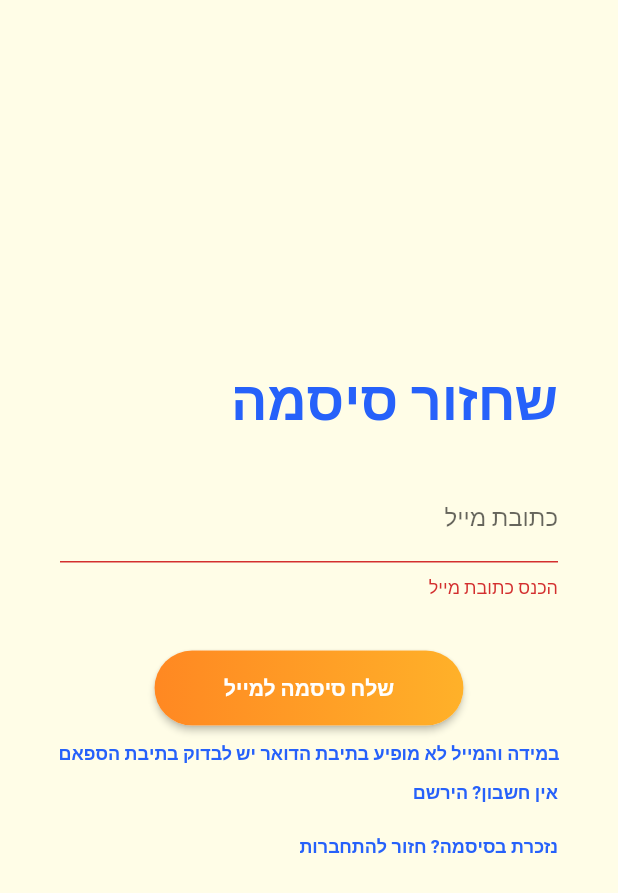
After one commit to ICST-Technion/WelliBe, a Flutter app: the screen it shows after launch, after a tap on "שכחת סיסמה?", after a tap on "שלח סיסמה למייל", on a phone screen of 412 x 824 dp. The commit adds this screen. Shown: the top 893 px of the screen. Run offline on Flutter 3.47's test engine with Material 2 defaults, Android fonts, the phone set to English and light mode, and no system bars; our stand-ins replace auto_size_text, cloud_firestore, firebase_auth, firebase_core, firebase_storage, table_calendar; missing offline and left inert: barcode_scan2, horizontal_center_date_picker; accounts and stored records are empty.

Commit message:
added forgot password page

```diff
--- a/lib/screens/authenticate/Login.dart
+++ b/lib/screens/authenticate/Login.dart
@@ -50,6 +50,7 @@ class LoginScreen extends StatelessWidget {
                     alignment: Alignment.center,
                     margin: EdgeInsets.symmetric(horizontal: 40),
                     child: TextFormField(
+                      textDirection: TextDirection.ltr,
                       decoration: const InputDecoration(
                           labelText: "כתובת מייל"
                       ),
@@ -84,7 +85,7 @@ class LoginScreen extends StatelessWidget {
                         }
                         if(val.isEmpty)
                           return 'הכנס סיסמה';
-                        if(val.length <= 8)
+                        if(val.length < 8)
                           return 'הסיסמה חייבת להיות באורך 8 תווים לפחות';
                         for(int i=0; i< val.length; i++){
                           if(val[i] == '\'' || val[i] == '\;' || val[i] == ' ')
@@ -102,13 +103,20 @@ class LoginScreen extends StatelessWidget {
                   Container(
                     alignment: Alignment.centerLeft,
                     margin: EdgeInsets.symmetric(horizontal: 40, vertical: 10),
-                    child: Text(
-                      "שכחת סיסמה?",
-                      style: TextStyle(
-                          fontSize: 12,
-                          color: Color(0XFF2661FA)
+                    child: GestureDetector(
+                      onTap: (){
+                        toggleView(3);
+                      },
+                      child: Text(
+                        "שכחת סיסמה?",
+                        style: TextStyle(
+                            fontSize: 12,
+                            fontWeight: FontWeight.bold,
+                            color: Color(0xFF2661FA)
+                        ),
                       ),
                     ),
+
                   ),
 
                   SizedBox(height: size.height * 0.05),
@@ -117,13 +125,13 @@ class LoginScreen extends StatelessWidget {
                     alignment: Alignment.center,
                     margin: EdgeInsets.symmetric(horizontal: 40, vertical: 10),
                     child: ElevatedButton(
-                      onPressed: () async { //
-                        //if (_formKey.currentState!.validate()){
+                      onPressed: () async {
+                        if (_formKey.currentState!.validate()){
                           dynamic result = await _auth.signInWithEmailAndPassword(email, password);
                           if(result==null){
                             print('could not sign in with credentials');
                           }
-                        //}
+                        }
                       },
                       style: ElevatedButton.styleFrom(
                         shape: RoundedRectangleBorder(borderRadius: BorderRadius.circular(80.0)),
@@ -159,7 +167,7 @@ class LoginScreen extends StatelessWidget {
                     margin: EdgeInsets.symmetric(horizontal: 40, vertical: 10),
                     child: GestureDetector(
                       onTap: (){
-                        toggleView();
+                        toggleView(2);
                       },
                       child: Text(
                         "אין חשבון? הירשם",
--- a/lib/screens/authenticate/authenticate.dart
+++ b/lib/screens/authenticate/authenticate.dart
@@ -1,6 +1,7 @@
 import 'package:flutter/material.dart';
 import 'package:wellibe_proj/screens/authenticate/Login.dart';
 import 'package:wellibe_proj/screens/authenticate/Register.dart';
+import 'package:wellibe_proj/screens/authenticate/forgot_pass.dart';
 import 'package:wellibe_proj/screens/authenticate/sign_in.dart';
 
 //the the sign in and registration screen
@@ -14,18 +15,23 @@ class Authenticate extends StatefulWidget {
 }
 
 class _AuthenticateState extends State<Authenticate>{
-  bool showSignIn = true;
-  void toggleView() {
-    setState(()=> showSignIn = !showSignIn);
+  int showSignIn = 1;
+  void toggleView(int nextView) {
+    if(nextView >= 1 || nextView <= 3)
+      setState(()=> showSignIn = nextView);
   }
+
 
   @override
   Widget build(BuildContext context) {
-    if(showSignIn){
+    if(showSignIn == 1){
       return LoginScreen(toggleView: toggleView);
     }
+    if(showSignIn == 2){
+      return RegisterScreen(toggleView: toggleView);
+    }
     else{
-      return RegisterScreen(toggleView: toggleView);
+      return ForgotPassScreen(toggleView: toggleView);
     }
   }
 }
--- /dev/null
+++ b/lib/screens/authenticate/forgot_pass.dart
@@ -0,0 +1,167 @@
+import 'package:flutter/material.dart';
+import 'package:wellibe_proj/assets/wellibe_colors.dart';
+import 'package:wellibe_proj/services/auth.dart';
+import 'Register.dart';
+
+class ForgotPassScreen extends StatelessWidget {
+
+  final Function toggleView;
+  ForgotPassScreen({required this.toggleView});
+
+  String email = "";
+
+  final _formKey = GlobalKey<FormState>();
+
+  final AuthService _auth = AuthService();
+  @override
+  Widget build(BuildContext context) {
+    Size size = MediaQuery.of(context).size;
+
+    return Directionality(
+      textDirection: TextDirection.rtl,
+      child: Scaffold(
+        body:
+        Container(
+          color: AppColors.mainYellow,
+          child: Form(
+            key: _formKey,
+            child: Column(
+              mainAxisAlignment: MainAxisAlignment.center,
+              children: <Widget>[
+                Container(
+                  alignment: Alignment.centerRight,
+                  padding: EdgeInsets.symmetric(horizontal: 40),
+                  child: Text(
+                    "שחזור סיסמה",
+                    style: TextStyle(
+                        fontWeight: FontWeight.bold,
+                        color: Color(0xFF2661FA),
+                        fontSize: 36
+                    ),
+                    textAlign: TextAlign.left,
+                  ),
+                ),
+
+                SizedBox(height: size.height * 0.03),
+
+                Container(
+                  alignment: Alignment.center,
+                  margin: EdgeInsets.symmetric(horizontal: 40),
+                  child: TextFormField(
+                    textDirection: TextDirection.ltr,
+                    decoration: const InputDecoration(
+                        labelText: "כתובת מייל"
+                    ),
+                    validator: (val) {
+                      if (val == null || val.trim().isEmpty) {
+                        return "הכנס כתובת מייל";
+                      }
+                      String pattern = r'\w+@\w+\.\w+';
+                      if (!RegExp(pattern).hasMatch(val.trim())) {
+                        return 'כתובת מייל לא חוקית';
+                      }
+                      return null;
+                    },
+                    onChanged: (val) {
+                      email = val.trim();
+                    },
+                  ),
+                ),
+
+                SizedBox(height: size.height * 0.03),
+
+                Container(
+                  alignment: Alignment.center,
+                  margin: EdgeInsets.symmetric(horizontal: 40, vertical: 10),
+                  child: ElevatedButton(
+                    onPressed: () async { //
+                      if (_formKey.currentState!.validate()){
+                        _auth.sendResetEmail(email);
+                        toggleView(1);
+
+                      }
+                    },
+                    style: ElevatedButton.styleFrom(
+                        shape: RoundedRectangleBorder(borderRadius: BorderRadius.circular(80.0)),
+                        primary: Colors.white,
+                        padding: const EdgeInsets.all(0)),
+                    child: Container(
+                      alignment: Alignment.center,
+                      height: 50.0,
+                      width: size.width * 0.5,
+                      decoration: new BoxDecoration(
+                          borderRadius: BorderRadius.circular(80.0),
+                          gradient: new LinearGradient(
+                              colors: [
+                                Color.fromARGB(255, 255, 136, 34),
+                                Color.fromARGB(255, 255, 177, 41)
+                              ]
+                          )
+                      ),
+                      padding: const EdgeInsets.all(0),
+                      child: Text(
+                        "שלח סיסמה למייל",
+                        textAlign: TextAlign.center,
+                        style: TextStyle(
+                            fontWeight: FontWeight.bold
+                        ),
+                      ),
+                    ),
+                  ),
+                ),
+
+                Container(
+                  alignment: Alignment.center,
+                    child: Text(
+                      "במידה והמייל לא מופיע בתיבת הדואר יש לבדוק בתיבת הספאם",
+                      style: TextStyle(
+                          fontSize: 12,
+                          fontWeight: FontWeight.bold,
+                          color: Color(0xFF2661FA)
+                      ),
+                    ),
+                ),
+                Container(
+                  alignment: Alignment.centerRight,
+                  margin: EdgeInsets.symmetric(horizontal: 40, vertical: 10),
+                  child: GestureDetector(
+                    onTap: (){
+                      toggleView(2);
+                    },
+                    child: Text(
+                      "אין חשבון? הירשם",
+                      style: TextStyle(
+                          fontSize: 12,
+                          fontWeight: FontWeight.bold,
+                          color: Color(0xFF2661FA)
+                      ),
+                    ),
+                  ),
+                ),
+                Container(
+                  alignment: Alignment.centerRight,
+                  margin: EdgeInsets.symmetric(horizontal: 40, vertical: 10),
+                  child: GestureDetector(
+                    onTap: (){
+                      toggleView(1);
+                    },
+                    child: Text(
+                      "נזכרת בסיסמה? חזור להתחברות",
+                      style: TextStyle(
+                          fontSize: 12,
+                          fontWeight: FontWeight.bold,
+                          color: Color(0xFF2661FA)
+                      ),
+                    ),
+                  ),
+                ),
+
+              ],
+            ),
+          ),
+        ),
+
+      ),
+    );
+  }
+}
```
Also changed, not shown: lib/screens/authenticate/Register.dart (+26 -30 lines), lib/services/auth.dart (+10 -0 lines).
